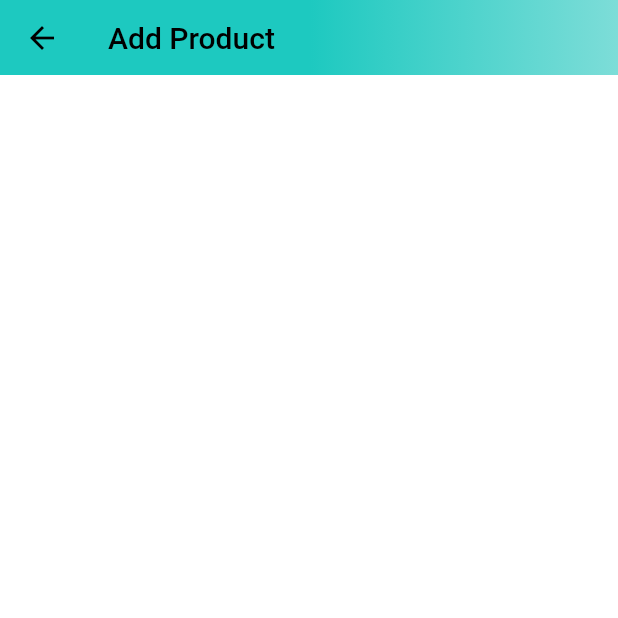
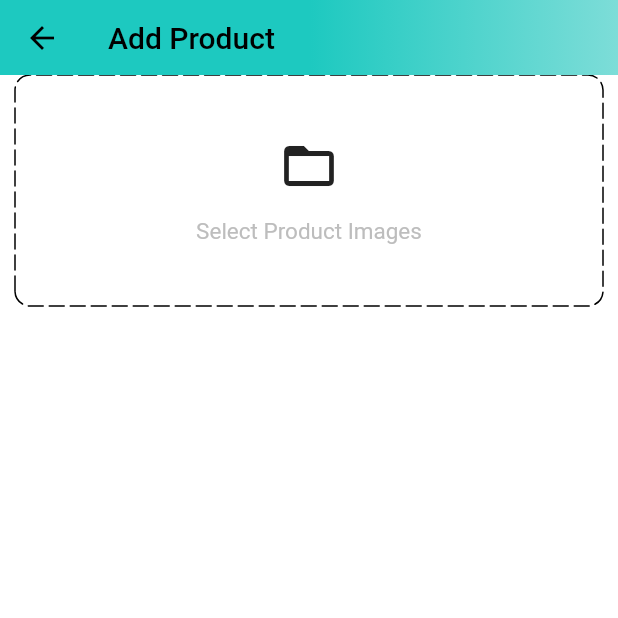
Before and after one commit to vanvans03-def/kmutnb_project, a Flutter app: the AddProductScreen screen opened by its route, on a phone screen of 412 x 824 dp, the top half of it. Run offline on Flutter 3.47's test engine with Material 2 defaults, Android fonts, the phone set to English and light mode, and no system bars; drawn by our look-alikes of dotted_border; our stand-ins replace badges, carousel_slider, shared_preferences; accounts and stored records are empty.

Commit message:
update add product ui

```diff
--- a/lib/features/admin/screens/add_products_screen.dart
+++ b/lib/features/admin/screens/add_products_screen.dart
@@ -1,3 +1,4 @@
+import 'package:dotted_border/dotted_border.dart';
 import 'package:flutter/material.dart';
 
 import '../../../constants/global_variables.dart';
@@ -28,6 +29,44 @@
           ),
         ),
       ),
+      body: SingleChildScrollView(
+        child: Form(
+            child: Padding(
+          padding: const EdgeInsets.symmetric(horizontal: 10),
+          child: Column(
+            children: [
+              DottedBorder(
+                borderType: BorderType.RRect,
+                radius: const Radius.circular(10),
+                dashPattern: const [10, 4],
+                strokeCap: StrokeCap.round,
+                child: Container(
+                  width: double.infinity,
+                  height: 150,
+                  decoration: BoxDecoration(
+                    borderRadius: BorderRadius.circular(10),
+                  ),
+                  child: Column(
+                    mainAxisAlignment: MainAxisAlignment.center,
+                    children: [
+                      const Icon(
+                        Icons.folder_open,
+                        size: 40,
+                      ),
+                      const SizedBox(height: 15),
+                      Text(
+                        'Select Product Images',
+                        style: TextStyle(
+                            fontSize: 15, color: Colors.grey.shade400),
+                      ),
+                    ],
+                  ),
+                ),
+              ),
+            ],
+          ),
+        )),
+      ),
     );
   }
 }
--- a/lib/main.dart
+++ b/lib/main.dart
@@ -1,7 +1,6 @@
 import 'dart:io';
 
 import 'package:flutter/material.dart';
-import 'package:kmutnb_project/common/widgets/bottom_bar.dart';
 import 'package:kmutnb_project/constants/global_variables.dart';
 import 'package:kmutnb_project/features/auth/screens/auth_screen.dart';
 import 'package:kmutnb_project/router.dart';
--- a/pubspec.yaml
+++ b/pubspec.yaml
@@ -47,6 +47,7 @@
   pay: ^1.0.8
   intl: ^0.17.0
   charts_flutter: ^0.12.0
+
 
 dev_dependencies:
   flutter_test:
```
